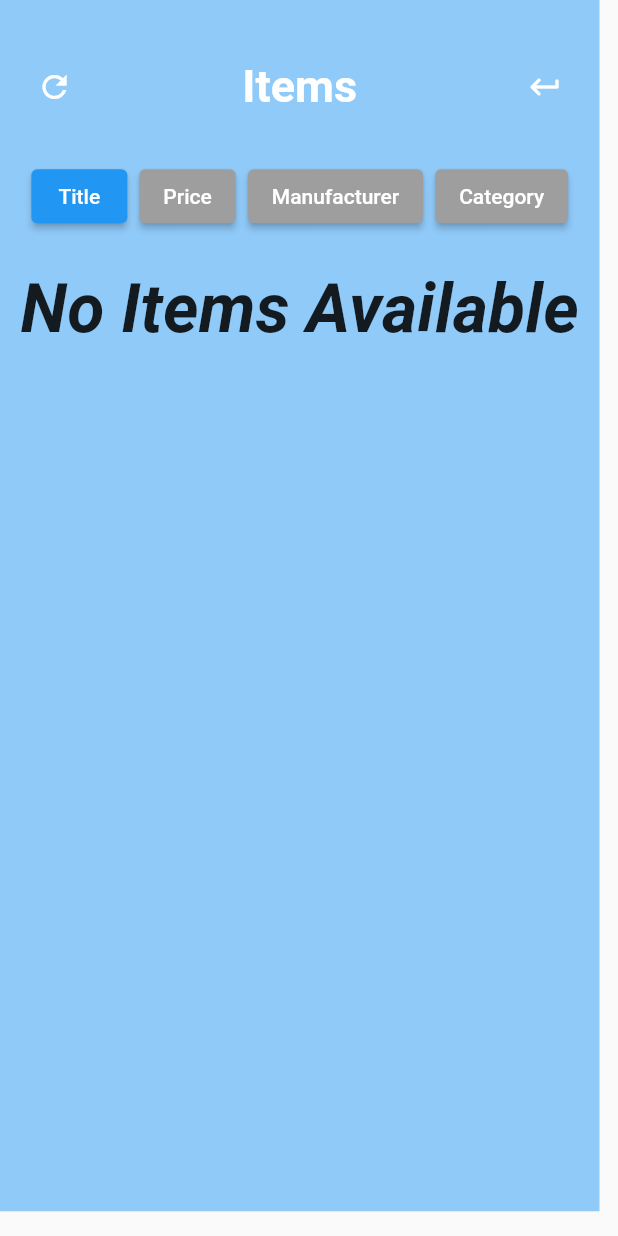
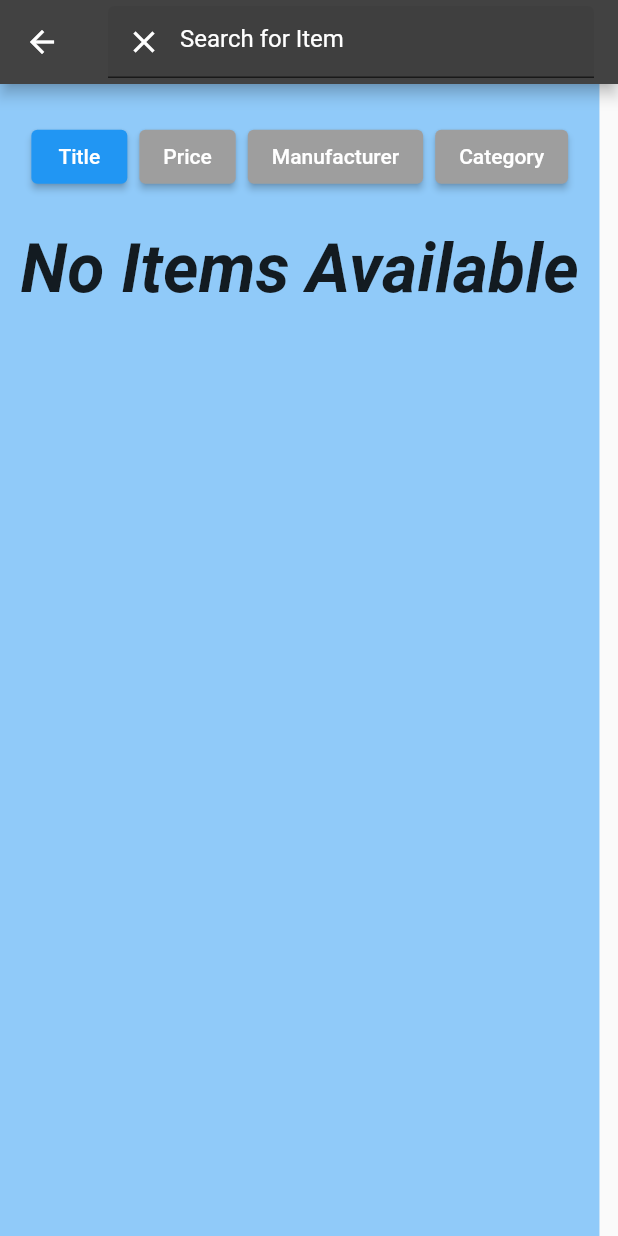
Before and after one commit to CD57/sdp_ca, a Flutter app: the DisplayItemsPage screen opened directly, on a phone screen of 412 x 824 dp. Run offline on Flutter 3.47's test engine with Material 2 defaults, Android fonts, the phone set to English and light mode, and no system bars; our stand-ins replace cloud_firestore, firebase_auth, firebase_core, get; missing offline and left inert: flutterfire_ui; accounts and stored records are empty.

Commit message:
Item Search Feature

```diff
--- a/lib/controllers/item_search_controller.dart
+++ b/lib/controllers/item_search_controller.dart
@@ -10,12 +10,75 @@ import '../widgets/item_list_widget.dart';
 class ItemSearchController extends GetxController {
   final CollectionReference<Map<String, dynamic>> itemsRef =
       FirebaseFirestore.instance.collection('items');
+  late Query<Map<String, dynamic>> searchResultsFuture;
+  late List<ItemListWidget> itemsList = [];
   late String sortByString = "t";
   late bool isLoading = true;
+  late bool isSearching = false;
   late bool sortByTitle = true;
   late bool sortByPrice = false;
   late bool sortByCategory = false;
   late bool sortByManufacturer = false;
+
+  // getSearchResults(String query) {
+  //   Query<Map<String, dynamic>> items = itemsRef.where("title", isEqualTo: query);
+  //   searchResultsFuture = items;
+  //   isSearching = true;
+  // }
+
+  itemList() {
+    itemsList = [];
+    return FutureBuilder<QuerySnapshot>(
+      future: isSearching ? searchResultsFuture.get() : itemsRef.get(),
+      builder: (BuildContext context, AsyncSnapshot<QuerySnapshot> snapshot) {
+        // Once connection complete
+        if (snapshot.connectionState == ConnectionState.done) {
+          if (kDebugMode) {
+            print("Searching - $isSearching");
+          }
+          // For each doc, use factory to convert doc to ItemModel and add to itemsList
+          for (var doc in (snapshot.data!).docs) {
+            ItemModel anItem = ItemModel.fromDocument(doc);
+            ItemListWidget itemForList = ItemListWidget(anItem);
+            itemsList.add(itemForList);
+          }
+          // Return list, and if empty, return no conent screen
+          if (itemsList.isNotEmpty) {
+            return Flexible(child: ListView(children: sortList(itemsList)));
+          } else {
+            return const Center(
+              child: Text(
+                "No Items Available",
+                textAlign: TextAlign.center,
+                style: TextStyle(
+                  fontStyle: FontStyle.italic,
+                  fontWeight: FontWeight.w600,
+                  fontSize: 45.0,
+                ),
+              ),
+            );
+          }
+        }
+        // Until connection complete, return loading screen
+        return Center(
+          child: ListView(
+            shrinkWrap: true,
+            children: const <Widget>[
+              Text(
+                "Loading...",
+                textAlign: TextAlign.center,
+                style: TextStyle(
+                  fontStyle: FontStyle.italic,
+                  fontWeight: FontWeight.w600,
+                  fontSize: 40.0,
+                ),
+              ),
+            ],
+          ),
+        );
+      },
+    );
+  }
 
   List<ItemListWidget> sortList(List<ItemListWidget> itemsList) {
     switch (sortByString) {
@@ -85,63 +148,8 @@ class ItemSearchController extends GetxController {
         }
       default:
         {
-          if (kDebugMode) {
-            print("display_items_page.dart - sortList - Invalid choice");
-          }
           return itemsList;
         }
     }
   }
-
-  itemList(BuildContext context) {
-    return FutureBuilder<QuerySnapshot>(
-      future: itemsRef.get(),
-      builder: (BuildContext context, AsyncSnapshot<QuerySnapshot> snapshot) {
-        if (snapshot.connectionState == ConnectionState.done) {
-          List<ItemListWidget> itemsList = [];
-
-          for (var doc in (snapshot.data!).docs) {
-            ItemModel anItem = ItemModel.fromDocument(doc);
-            if (kDebugMode) {
-              print("Item: " + anItem.toString());
-            }
-            ItemListWidget itemForList = ItemListWidget(anItem);
-            itemsList.add(itemForList);
-          }
-
-          if (itemsList.isEmpty) {
-            return const Center(
-              child: Text(
-                "No Items Available",
-                textAlign: TextAlign.center,
-                style: TextStyle(
-                  fontStyle: FontStyle.italic,
-                  fontWeight: FontWeight.w600,
-                  fontSize: 45.0,
-                ),
-              ),
-            );
-          } else {
-            return Flexible(child: ListView(children: sortList(itemsList)));
-          }
-        }
-        return Center(
-          child: ListView(
-            shrinkWrap: true,
-            children: const <Widget>[
-              Text(
-                "Loading...",
-                textAlign: TextAlign.center,
-                style: TextStyle(
-                  fontStyle: FontStyle.italic,
-                  fontWeight: FontWeight.w600,
-                  fontSize: 40.0,
-                ),
-              ),
-            ],
-          ),
-        );
-      },
-    );
-  }
 }
--- a/lib/views/display_items_page.dart
+++ b/lib/views/display_items_page.dart
@@ -1,9 +1,9 @@
 import 'package:flutter/foundation.dart';
 import 'package:flutter/material.dart';
+import 'package:cloud_firestore/cloud_firestore.dart';
 import 'package:get/get.dart';
 import '../controllers/item_controller.dart';
 import '../controllers/item_search_controller.dart';
-import '../widgets/top_bar_widget.dart';
 
 class DisplayItemsPage extends StatefulWidget {
   const DisplayItemsPage({Key? key}) : super(key: key);
@@ -12,10 +12,17 @@ class DisplayItemsPage extends StatefulWidget {
 }
 
 class _DisplayItemsPageState extends State<DisplayItemsPage> {
-  final ItemSearchController itemSearchController = Get.put(ItemSearchController());
   final ItemController itemController = Get.put(ItemController());
+  final TextEditingController searchController = TextEditingController();
+  late ItemSearchController itemSearchController;
   late double _deviceHeight;
   late double _deviceWidth;
+
+  @override
+  void initState() {
+    super.initState();
+    itemSearchController = Get.put(ItemSearchController());
+  }
 
   @override
   Widget build(BuildContext context) {
@@ -24,7 +31,7 @@ class _DisplayItemsPageState extends State<DisplayItemsPage> {
     }
     _deviceHeight = MediaQuery.of(context).size.height;
     _deviceWidth = MediaQuery.of(context).size.width;
-    return Scaffold(body: _buildItemList());
+    return Scaffold(appBar: _searchBar(), body: _buildItemList());
   }
 
   Widget _buildItemList() {
@@ -41,37 +48,46 @@ class _DisplayItemsPageState extends State<DisplayItemsPage> {
             mainAxisAlignment: MainAxisAlignment.start,
             crossAxisAlignment: CrossAxisAlignment.center,
             children: [
-              TopBar(
-                'Items',
-                primaryAction: IconButton(
-                  icon: const Icon(
-                    Icons.keyboard_return_rounded,
-                    color: Colors.white,
-                  ),
-                  onPressed: () {
-                    Get.back();
-                  },
-                ),
-                secondaryAction: IconButton(
-                  icon: const Icon(
-                    Icons.refresh_sharp,
-                    color: Colors.white,
-                  ),
-                  onPressed: () {
-                    setState(() {});
-                  },
-                ),
-              ),
               _sortByBar(context),
               SizedBox(
                 height: _deviceHeight * 0.02,
               ),
-              itemSearchController.itemList(context),
+              itemSearchController.itemList(),
             ],
           ),
         );
       },
     ));
+  }
+
+  AppBar _searchBar() {
+    return AppBar(
+        title: TextFormField(
+            controller: searchController,
+            decoration: InputDecoration(
+              hintText: "Search for Item",
+              hintStyle: const TextStyle(color: Colors.white),
+              filled: true,
+              prefixIcon: IconButton(
+                icon: const Icon(
+                  Icons.clear,
+                  color: Colors.white,
+                ),
+                onPressed: () {
+                  clear();
+                },
+              ),
+            ),
+            onFieldSubmitted: getSearchResults));
+  }
+
+  getSearchResults(String query) {
+    setState(() {
+      Query<Map<String, dynamic>> items =
+          itemSearchController.itemsRef.where("title", isEqualTo: query);
+      itemSearchController.searchResultsFuture = items;
+      itemSearchController.isSearching = true;
+    });
   }
 
   _sortByBar(BuildContext context) {
@@ -83,48 +99,67 @@ class _DisplayItemsPageState extends State<DisplayItemsPage> {
         ElevatedButton(
           child: const Text('Title'),
           style: ElevatedButton.styleFrom(
-              primary: itemSearchController.sortByString.contains("t") ? isSelected : notSelected),
+              primary: itemSearchController.sortByString.contains("t")
+                  ? isSelected
+                  : notSelected),
           onPressed: () {
             setState(() {
               itemSearchController.sortByString = "t";
-              itemSearchController.sortByTitle = !itemSearchController.sortByTitle;
+              itemSearchController.sortByTitle =
+                  !itemSearchController.sortByTitle;
             });
           },
         ),
         ElevatedButton(
           child: const Text('Price'),
           style: ElevatedButton.styleFrom(
-              primary: itemSearchController.sortByString.contains("p") ? isSelected : notSelected),
+              primary: itemSearchController.sortByString.contains("p")
+                  ? isSelected
+                  : notSelected),
           onPressed: () {
             setState(() {
               itemSearchController.sortByString = "p";
-              itemSearchController.sortByPrice = !itemSearchController.sortByPrice;
+              itemSearchController.sortByPrice =
+                  !itemSearchController.sortByPrice;
             });
           },
         ),
         ElevatedButton(
           child: const Text('Manufacturer'),
           style: ElevatedButton.styleFrom(
-              primary: itemSearchController.sortByString.contains("m") ? isSelected : notSelected),
+              primary: itemSearchController.sortByString.contains("m")
+                  ? isSelected
+                  : notSelected),
           onPressed: () {
             setState(() {
               itemSearchController.sortByString = "m";
-              itemSearchController.sortByManufacturer = !itemSearchController.sortByManufacturer;
+              itemSearchController.sortByManufacturer =
+                  !itemSearchController.sortByManufacturer;
             });
           },
         ),
         ElevatedButton(
           child: const Text('Category'),
           style: ElevatedButton.styleFrom(
-              primary: itemSearchController.sortByString.contains("c") ? isSelected : notSelected),
+              primary: itemSearchController.sortByString.contains("c")
+                  ? isSelected
+                  : notSelected),
           onPressed: () {
             setState(() {
               itemSearchController.sortByString = "c";
-              itemSearchController.sortByCategory = !itemSearchController.sortByCategory;
+              itemSearchController.sortByCategory =
+                  !itemSearchController.sortByCategory;
             });
           },
         ),
       ],
     );
   }
+
+  clear() {
+    setState(() {
+      searchController.clear();
+      itemSearchController.isSearching = false;
+    });
+  }
 }
```
